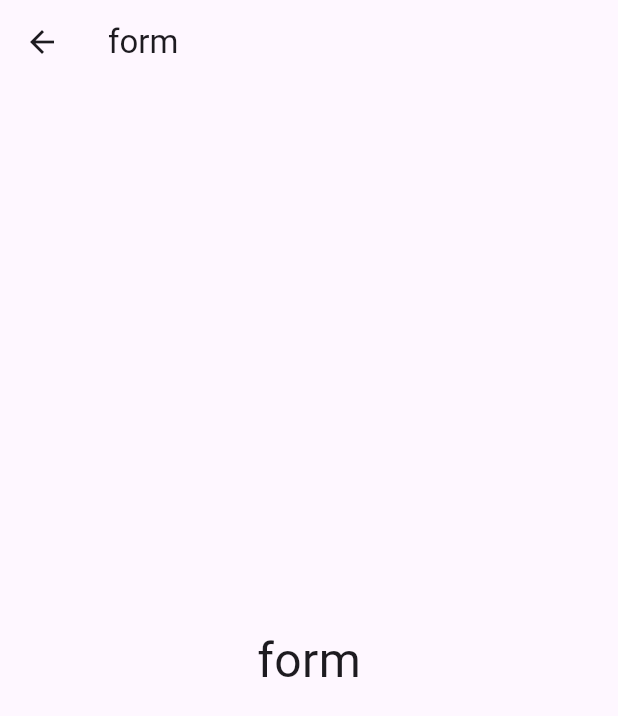
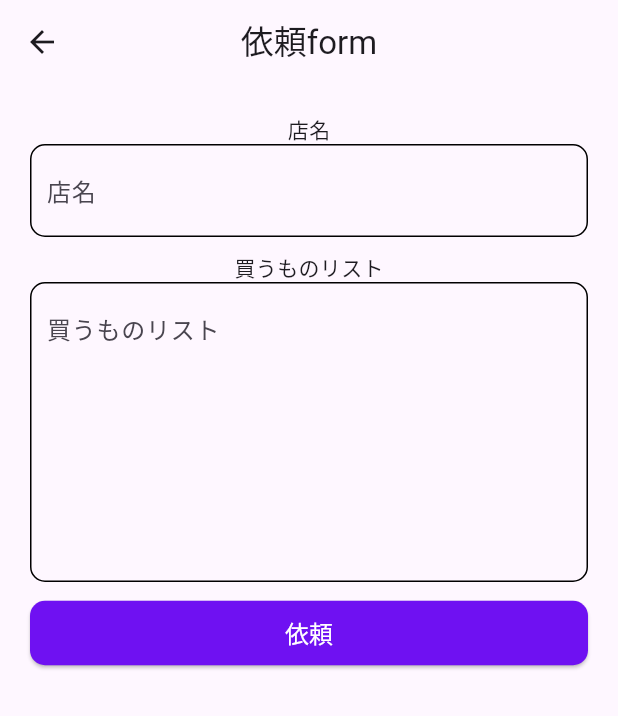
Before and after one commit to yambaru-hackathon/Group-9, a Flutter app: the FormPage screen opened directly, on a phone screen of 412 x 824 dp. Shown: the top 716 px of the screen. Run offline on Flutter 3.47's test engine with Material 3 defaults, Android fonts, the phone set to English and light mode, and no system bars; our stand-ins replace cloud_firestore, firebase_auth, firebase_core, flutter_chat_types, flutter_chat_ui, flutter_profile_picture and 4 more; missing offline and left inert: responsive_card; accounts and stored records are empty.

```diff
--- a/lib/pages/shopping_form.dart
+++ b/lib/pages/shopping_form.dart
@@ -7,10 +7,77 @@ class FormPage extends StatelessWidget {
   Widget build(BuildContext context) {
     return Scaffold(
       appBar: AppBar(
-        title: const Text('form'),
+        title: const Text("依頼form"),
+        centerTitle: true, // タイトルを中央ぞろえにする
       ),
-      body: const Center(
-          child: Text('form', style: TextStyle(fontSize: 32.0))),
+      body: Center(
+        child: Padding(
+          padding: const EdgeInsets.all(20.0),
+          child: Column(
+            mainAxisAlignment: MainAxisAlignment.start,
+            children: <Widget>[
+              Text("店名"),
+              SizedBox(
+                width: double.infinity,
+                child: Container(
+                  decoration: BoxDecoration(
+                    border: Border.all(color: Colors.black),
+                    borderRadius: BorderRadius.circular(10.0), // 角を丸くする
+                  ),
+                  child: TextField(
+                    decoration: const InputDecoration(
+                      labelText: "店名",
+                      contentPadding: EdgeInsets.all(10.0),
+                      border: InputBorder.none,
+                    ),
+                  ),
+                ),
+              ),
+              const SizedBox(height: 10),
+              Text("買うものリスト"),
+              SizedBox(
+                width: double.infinity,
+                height: 200,
+                child: Container(
+                  decoration: BoxDecoration(
+                    border: Border.all(color: Colors.black),
+                    borderRadius: BorderRadius.circular(10.0), // 角を丸くする
+                  ),
+                  child: TextField(
+                    decoration: const InputDecoration(
+                      labelText: "買うものリスト",
+                      contentPadding: EdgeInsets.all(10.0),
+                      border: InputBorder.none,
+                    ),
+                    obscureText: true,
+                  ),
+                ),
+              ),
+              const SizedBox(height: 10),
+              SizedBox(
+                width: double.infinity,
+                child: ElevatedButton(
+                  onPressed: () {},
+                  style: ElevatedButton.styleFrom(
+                    backgroundColor: Color.fromRGBO(111, 17, 242, 1), // 背景色を指定
+                    shape: RoundedRectangleBorder(
+                      borderRadius: BorderRadius.circular(10.0), // ボタンの角を丸くする
+                    ),
+                  ),
+                  child: const Padding(
+                    padding: EdgeInsets.all(10.0), // テキストの余白を設定
+                    child: Text(
+                      "依頼",
+                      style: TextStyle(
+                          fontSize: 16, color: Colors.white), // テキストの大きさと色を調整
+                    ),
+                  ),
+                ),
+              ),
+            ]
+          ),
+        ),
+      ),
     );
   }
 }
```
Also changed, not shown: 1 other file.
